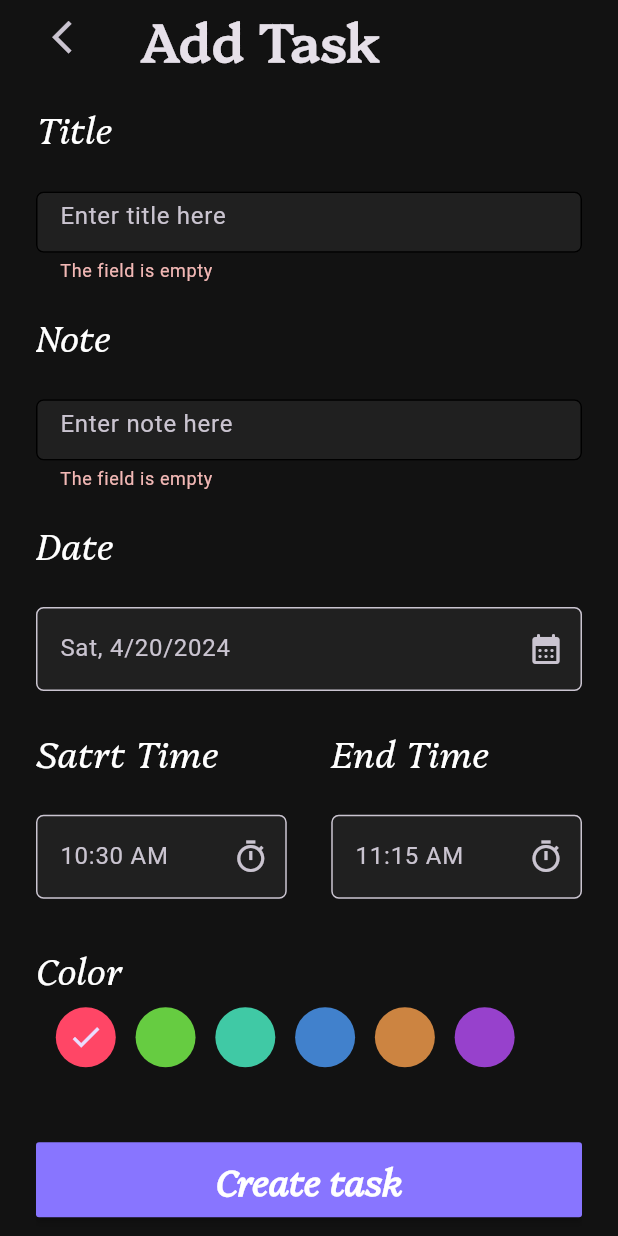
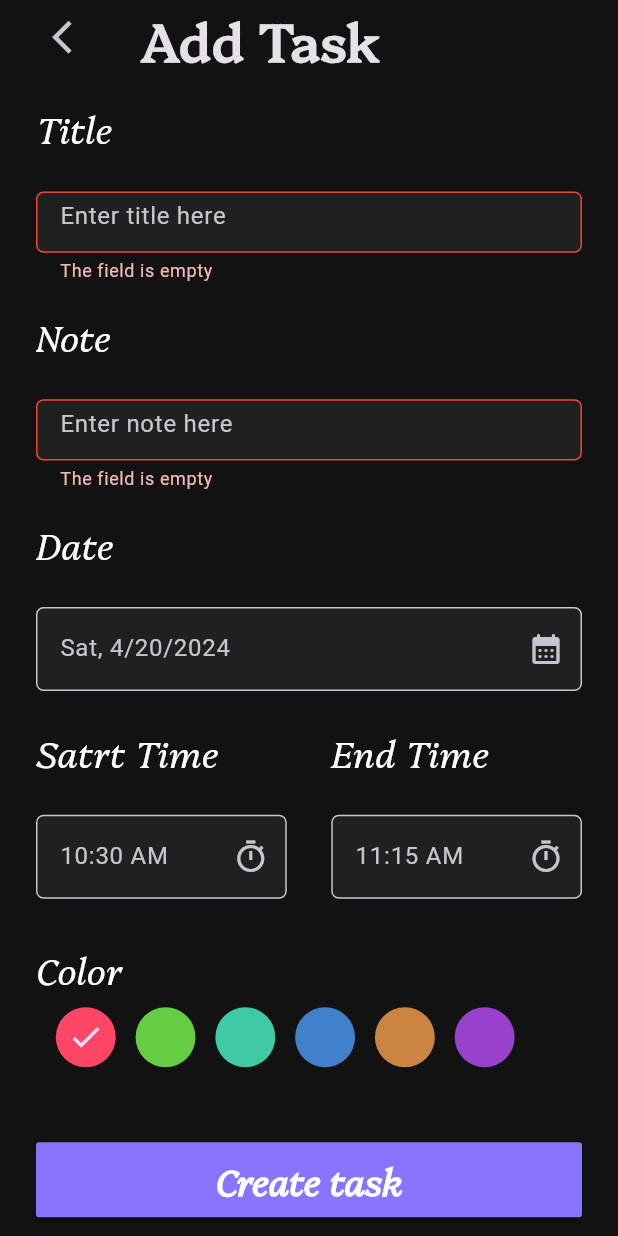
Before and after one commit to AnasAlhamadd/taskmanger, a Flutter app: the AddTaskView screen opened by its route, after a tap on "Create task", on a phone screen of 412 x 824 dp. Run offline on Flutter 3.47's test engine with Material 3 defaults, Android fonts, the phone set to English and light mode, and no system bars; our stand-ins replace bloc, date_picker_timeline, firebase_auth, firebase_core, flutter_bloc, flutter_screenutil and 4 more; accounts and stored records are empty.

Commit message:
refactor code  change data from setstate to cubit changed colorborder error add check using cubit

```diff
--- a/lib/Feature/add_task_screen/cubit/addtask_state.dart
+++ b/lib/Feature/add_task_screen/cubit/addtask_state.dart
@@ -1,6 +1,8 @@
 part of 'addtask_cubit.dart';
 
 @immutable
-sealed class AddtaskState {}
+sealed class AddTaskState {}
 
-final class AddtaskInitial extends AddtaskState {}
+final class GetDateInitial extends AddTaskState {}
+
+final class GetDateSuccess extends AddTaskState {}
--- a/lib/Feature/add_task_screen/prisintaion/views/widgets/add_task_viewbody.dart
+++ b/lib/Feature/add_task_screen/prisintaion/views/widgets/add_task_viewbody.dart
@@ -1,37 +1,29 @@
 import 'package:flutter/material.dart';
+import 'package:flutter_bloc/flutter_bloc.dart';
 import 'package:flutter_screenutil/flutter_screenutil.dart';
 import 'package:intl/intl.dart';
+import 'package:untitledtaskmanger/Feature/add_task_screen/cubit/addtask_cubit.dart';
 import 'package:untitledtaskmanger/Feature/add_task_screen/prisintaion/views/widgets/custom_appbar.dart';
 import 'package:untitledtaskmanger/Feature/add_task_screen/prisintaion/views/widgets/custom_textfailed.dart';
 import 'package:untitledtaskmanger/core/helper/color.dart';
 import 'package:untitledtaskmanger/core/helper/constant.dart';
 import 'package:untitledtaskmanger/core/helper/styles.dart';
 
-class AddTaskViewBody extends StatefulWidget {
+class AddTaskViewBody extends StatelessWidget {
   const AddTaskViewBody({super.key});
 
   @override
-  State<AddTaskViewBody> createState() => _AddTaskViewBodyState();
-}
-
-class _AddTaskViewBodyState extends State<AddTaskViewBody> {
+  Widget build(BuildContext context) {
     GlobalKey<FormState> formstate = GlobalKey<FormState>();
-  int curentIndex = 0;
-  bool val = false;
-  DateTime dateTime = DateTime.now();
-  String startTimeDate = DateFormat('hh:mm a').format(DateTime.now());
-  String endTimeDate = DateFormat('hh:mm a')
-      .format(DateTime.now().add(const Duration(minutes: 45)));
-  @override
-  Widget build(BuildContext context) {
     return Form(
       key: formstate,
-      child: Padding(
+      child: BlocBuilder<AddtaskCubit, AddTaskState>(
+        builder: (context, state) {
+          return Padding(
               padding: const EdgeInsets.symmetric(horizontal: 24.0),
               child: ListView(
                 children: [
                   const CustomAppBarInAddTask(),
-
                   // !Title
                   CustomTextFormInAddTask(
                       validator: (input) {
@@ -55,45 +47,29 @@ class _AddTaskViewBodyState extends State<AddTaskViewBody> {
                   CustomTextFormInAddTask(
                     readOnly: true,
                     controller: TextEditingController(),
-                onChanged: (input) {},
-                onTap: () {},
                     title: 'Date',
-                hintText: DateFormat.yMEd().format(dateTime),
+                    hintText: DateFormat.yMEd().format(
+                        BlocProvider.of<AddtaskCubit>(context).dateTime),
                     suffixIco: GestureDetector(
                       onTap: () async {
-                      DateTime? pickedDate = await showDatePicker(
-                        context: context,
-                        firstDate: DateTime.now(),
-                        lastDate: DateTime(2025),
-                      );
-                      if (pickedDate != null && pickedDate != dateTime) {
-                        setState(() {
-                          dateTime = pickedDate;
-                        });
-                      }
+                        BlocProvider.of<AddtaskCubit>(context).getDate(context);
                       },
-                    child: const Icon(Icons.calendar_month_rounded)),
+                      child: const Icon(Icons.calendar_month_rounded),
+                    ),
                   ),
 
                   //add date range Start => end ...
                   Row(
                     children: [
                       //!start time
-
                       Expanded(
                         child: CustomTextFormInAddTask(
                           readOnly: true,
-                      hintText: startTimeDate,
+                          hintText: BlocProvider.of<AddtaskCubit>(context)
+                              .startTimeDate,
                           onTap: () async {
-                        TimeOfDay? pickedstartTimeDate = await showTimePicker(
-                            context: context,
-                            initialTime:
-                                TimeOfDay.fromDateTime(DateTime.now()));
-                        if (pickedstartTimeDate != null) {
-                          setState(() {
-                            startTimeDate = pickedstartTimeDate.format(context);
-                          });
-                        }
+                            BlocProvider.of<AddtaskCubit>(context)
+                                .startDate(context);
                           },
                           title: 'Satrt Time',
                           suffixIco: const Icon(Icons.timer_sharp),
@@ -105,18 +81,11 @@ class _AddTaskViewBodyState extends State<AddTaskViewBody> {
                       //!end time
                       Expanded(
                           child: CustomTextFormInAddTask(
-                    hintText: endTimeDate,
+                        hintText:
+                            BlocProvider.of<AddtaskCubit>(context).endTimeDate,
                         onTap: () async {
-                      TimeOfDay? pickedendTimeDate = await showTimePicker(
-                        context: context,
-                        initialTime: TimeOfDay.fromDateTime(
-                            DateTime.now().add(const Duration(minutes: 45))),
-                      );
-                      if (pickedendTimeDate != null) {
-                        setState(() {
-                          endTimeDate = pickedendTimeDate.format(context);
-                        });
-                      }
+                          BlocProvider.of<AddtaskCubit>(context)
+                              .endDate(context);
                         },
                         readOnly: true,
                         title: 'End Time',
@@ -143,13 +112,14 @@ class _AddTaskViewBodyState extends State<AddTaskViewBody> {
                           padding: EdgeInsets.only(left: 12.w),
                           child: GestureDetector(
                             onTap: () {
-                          setState(() {
-                            curentIndex = index;
-                          });
+                              BlocProvider.of<AddtaskCubit>(context)
+                                  .setCheckOnElipse(index);
                             },
                             child: CircleAvatar(
                               backgroundColor: listColorsOfElipsic[index],
-                          child: curentIndex == index
+                              child: BlocProvider.of<AddtaskCubit>(context)
+                                          .curentIndex ==
+                                      index
                                   ? const Icon(Icons.check)
                                   : null,
                             ),
@@ -177,7 +147,9 @@ class _AddTaskViewBodyState extends State<AddTaskViewBody> {
                     height: 50,
                   ),
                 ],
-          )),
+              ));
+        },
+      ),
     );
   }
 }
--- a/lib/Feature/add_task_screen/prisintaion/views/widgets/custom_textfailed.dart
+++ b/lib/Feature/add_task_screen/prisintaion/views/widgets/custom_textfailed.dart
@@ -43,7 +43,6 @@ class CustomTextFormInAddTask extends StatelessWidget {
                   controller: controller,
                   onTap: onTap,
                   onChanged: onChanged,
-
                   validator: validator,
                   decoration: InputDecoration(
                       suffixIcon: suffixIco,
@@ -52,7 +51,7 @@ class CustomTextFormInAddTask extends StatelessWidget {
                       filled: true,
                       border: outlineInputBorder(),
                       focusedBorder: outlineInputBorder(),
-                      errorBorder: outlineInputBorder()),
+                      errorBorder: outlineInputBorder(Colors.red)),
                 ),
               )),
         ],
@@ -61,8 +60,9 @@ class CustomTextFormInAddTask extends StatelessWidget {
   }
 }
 
-OutlineInputBorder outlineInputBorder() => const OutlineInputBorder(
-      borderRadius: BorderRadius.all(
+OutlineInputBorder outlineInputBorder([Color? color]) => OutlineInputBorder(
+      borderSide: BorderSide(color: color ?? Colors.grey.withOpacity(.1)),
+      borderRadius: const BorderRadius.all(
         Radius.circular(5.0),
       ),
     );
--- a/lib/main.dart
+++ b/lib/main.dart
@@ -1,6 +1,7 @@
 import 'package:firebase_core/firebase_core.dart';
 import 'package:flutter/material.dart';
 import 'package:flutter_bloc/flutter_bloc.dart';
+import 'package:untitledtaskmanger/Feature/add_task_screen/cubit/addtask_cubit.dart';
 import 'package:untitledtaskmanger/Feature/auth/cubit/auth_cubit.dart';
 import 'package:untitledtaskmanger/core/database/cache.dart';
 import 'package:untitledtaskmanger/core/helper/constant.dart';
@@ -34,6 +35,7 @@ class TaskMangerApp extends StatelessWidget {
       builder: (context, child) => MultiBlocProvider(
         providers: [
           BlocProvider(create: (context) => AuthCubit()),
+          BlocProvider(create: (context) => AddtaskCubit()),
         ],
         child: MaterialApp(
           routes: routes,
```
Also changed, not shown: lib/Feature/add_task_screen/cubit/addtask_cubit.dart (+53 -2 lines). Lines whose indentation alone changed are shown as unchanged.
